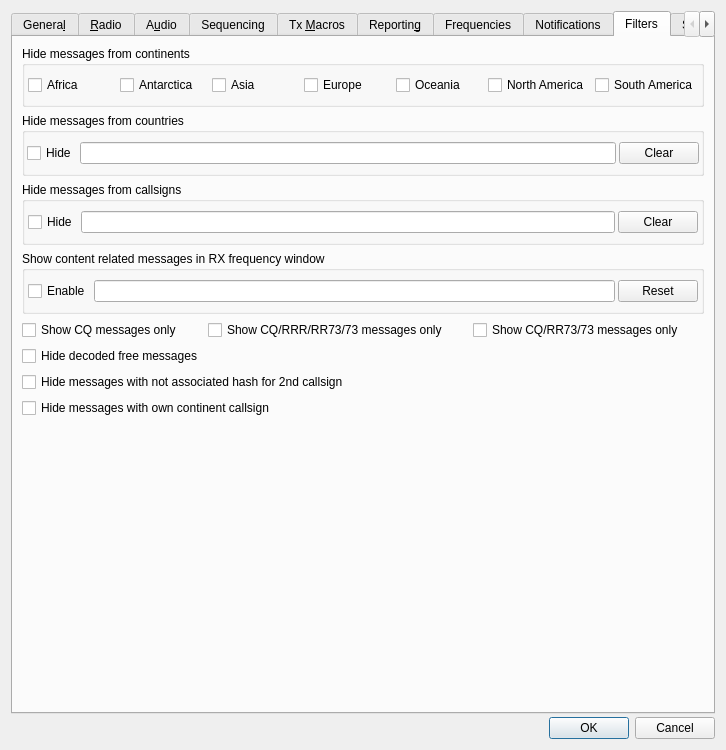
ce3tsk/jtdx_contest, file Configuration.ui: the form before one commit.
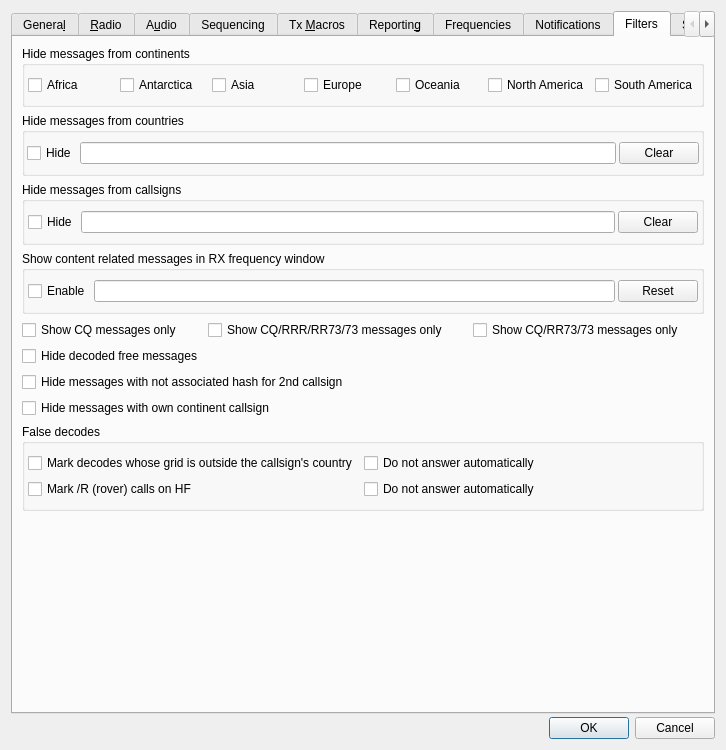
The form after the commit. The open tabs and pages were chosen to show the change.

Commit message: Mark likely false decodes (grid outside the sender's country, /R on HF) instead of rejecting them: red underline and ?Country?, lc: tag in ALL.TXT, no auto-answer or PSK spot, settings under Filters > False decodes; stop dropping FT8 R GRID exchanges on geography; fix the UDP hint flag and message width.

Patch:
```diff
--- a/Configuration.ui
+++ b/Configuration.ui
@@ -5406,6 +5406,74 @@
            </property>
           </widget>
          </item>
+         <item>
+          <widget class="QGroupBox" name="falseDecodes_group_box">
+           <property name="title">
+            <string>False decodes</string>
+           </property>
+           <layout class="QGridLayout" name="falseDecodes_grid_layout">
+            <property name="leftMargin">
+             <number>3</number>
+            </property>
+            <property name="rightMargin">
+             <number>3</number>
+            </property>
+            <item row="0" column="0">
+             <widget class="QCheckBox" name="falseDecodeGridMark_check_box">
+              <property name="toolTip">
+               <string>A decode whose grid square lies outside the DXCC entity of the station that sent it - for a call such as DL/CE3TSK or CE3TSK/DL, outside Germany - is kept, but the grid is underlined in red and the country is shown as ?Chile?. Its ALL.TXT line ends with lc:grid and the entity's prefix, and it is sent to UDP clients as a low-confidence decode.</string>
+              </property>
+              <property name="text">
+               <string>Mark decodes whose grid is outside the callsign's country</string>
+              </property>
+             </widget>
+            </item>
+            <item row="0" column="1">
+             <widget class="QCheckBox" name="falseDecodeGridNoAnswer_check_box">
+              <property name="toolTip">
+               <string>The automatic sequencer does not pick such a decode on its own; a double click still answers it. A station heard with the same doubtful grid in two different periods is most likely operating away from home, and is answered again - false decodes do not repeat.</string>
+              </property>
+              <property name="text">
+               <string>Do not answer automatically</string>
+              </property>
+             </widget>
+            </item>
+            <item row="1" column="0">
+             <widget class="QCheckBox" name="falseDecodeRoverMark_check_box">
+              <property name="toolTip">
+               <string>Below 30 MHz a call signing /R (rover) is almost always a false decode: /R is a single bit of the message. The decode is kept, with the /R call underlined in red. Its ALL.TXT line ends with lc:rover, and it is sent to UDP clients as a low-confidence decode.</string>
+              </property>
+              <property name="text">
+               <string>Mark /R (rover) calls on HF</string>
+              </property>
+             </widget>
+            </item>
+            <item row="1" column="1">
+             <widget class="QCheckBox" name="falseDecodeRoverNoAnswer_check_box">
+              <property name="toolTip">
+               <string>The automatic sequencer does not pick such a decode on its own; a double click still answers it.</string>
+              </property>
+              <property name="text">
+               <string>Do not answer automatically</string>
+              </property>
+             </widget>
+            </item>
+            <item row="0" column="2" rowspan="2">
+             <spacer name="falseDecodes_horizontal_spacer">
+              <property name="orientation">
+               <enum>Qt::Horizontal</enum>
+              </property>
+              <property name="sizeHint" stdset="0">
+               <size>
+                <width>10</width>
+                <height>10</height>
+               </size>
+              </property>
+             </spacer>
+            </item>
+           </layout>
+          </widget>
+         </item>
          <item>
           <spacer name="verticalSpacer_21">
            <property name="orientation">
```
The commit also changes 35 other files.
